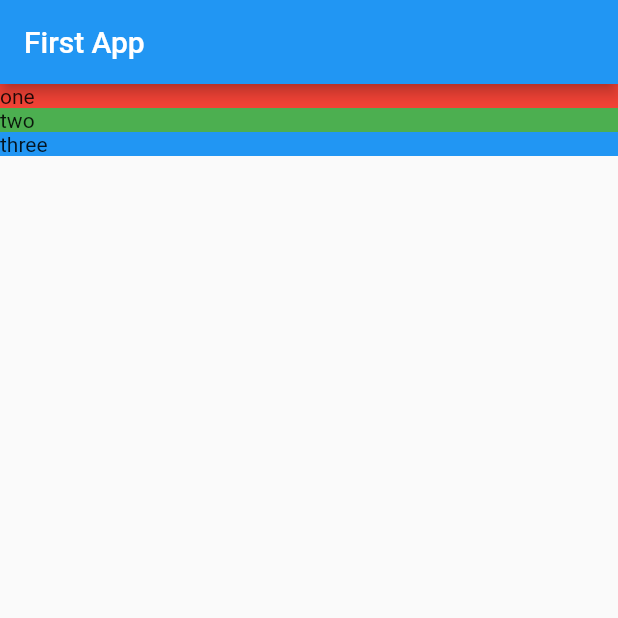
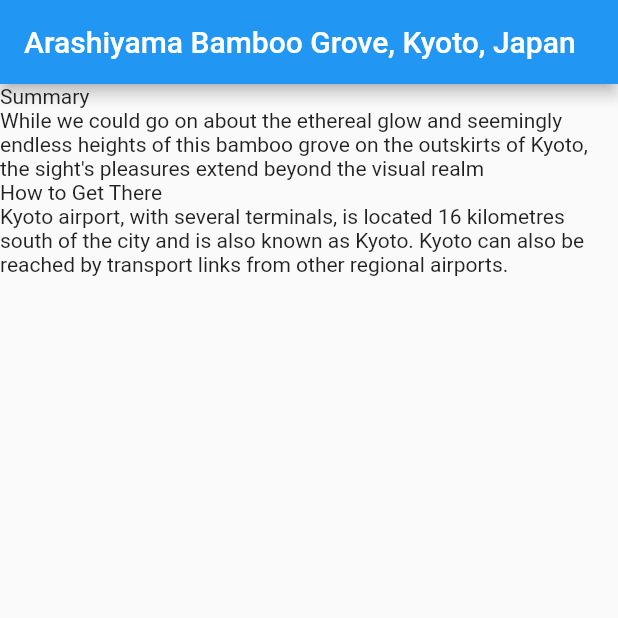
Before and after one commit to s-xync/flutter-locations-app, a Flutter app: the screen it shows after launch, on a phone screen of 412 x 824 dp, the top half of it. Run offline on Flutter 3.47's test engine with Material 2 defaults, Android fonts, the phone set to English and light mode, and no system bars.

Commit message:
mocking data, models, and stuff

```diff
--- /dev/null
+++ b/lib/location_detail.dart
@@ -0,0 +1,37 @@
+import "package:flutter/material.dart";
+import "./models/location.dart";
+
+class LocationDetail extends StatelessWidget {
+  final Location location;
+
+  LocationDetail(this.location);
+
+  @override
+  Widget build(BuildContext context) => Scaffold(
+      appBar: AppBar(
+        title: Text(location.name),
+      ),
+      body: Column(
+          mainAxisAlignment: MainAxisAlignment.start,
+          crossAxisAlignment: CrossAxisAlignment.stretch,
+          children: _renderFacts(location)));
+
+  List<Widget> _renderFacts(Location location) {
+    var result = List<Widget>();
+
+    for (int i = 0; i < location.facts.length; i++) {
+      result.add(_sectionTitle(location.facts[i].title));
+      result.add(_sectionTitle(location.facts[i].text));
+    }
+
+    return result;
+  }
+
+  Widget _sectionTitle(String text) {
+    return Text(text);
+  }
+
+  Widget _sectionText(String text) {
+    return Text(text);
+  }
+}
--- /dev/null
+++ b/lib/mocks/mock_location.dart
@@ -0,0 +1,18 @@
+import "../models/location.dart";
+import "../models/location_fact.dart";
+
+class MockLocation extends Location {
+  static Location FetchAny() => Location(
+          name: "Arashiyama Bamboo Grove, Kyoto, Japan",
+          url: "https://fluttercrashcourse.com/assets/images/arashiyama@3x.jpg",
+          facts: <LocationFact>[
+            LocationFact(
+                title: "Summary",
+                text:
+                    "While we could go on about the ethereal glow and seemingly endless heights of this bamboo grove on the outskirts of Kyoto, the sight\'s pleasures extend beyond the visual realm"),
+            LocationFact(
+                title: "How to Get There",
+                text:
+                    "Kyoto airport, with several terminals, is located 16 kilometres south of the city and is also known as Kyoto. Kyoto can also be reached by transport links from other regional airports.")
+          ]);
+}
--- /dev/null
+++ b/lib/models/location.dart
@@ -0,0 +1,8 @@
+import "./location_fact.dart";
+
+class Location {
+  final String name;
+  final String url;
+  final List<LocationFact> facts;
+  Location({this.name, this.url, this.facts});
+}
--- /dev/null
+++ b/lib/models/location_fact.dart
@@ -0,0 +1,5 @@
+class LocationFact {
+  final String title;
+  final String text;
+  LocationFact({this.title, this.text});
+}
```
Also changed, not shown: lib/main.dart (+7 -22 lines).
